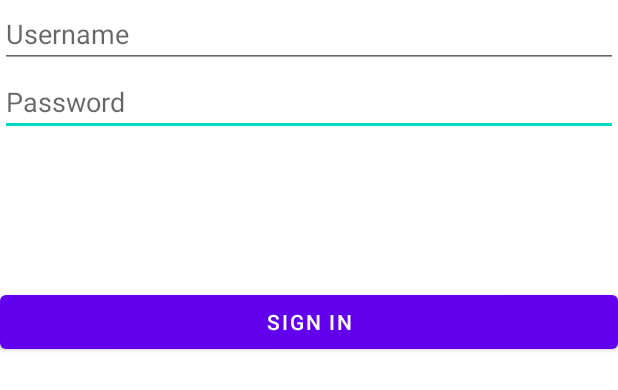
After one commit to SEG2105Group17/SEG2105Group17, an Android app: the layout instructor_dialog.xml on its own in the app's theme, with its tools: preview values and no code run, on a phone screen of 412 x 824 dp. The commit adds this screen. Shown: the top 390 px of the screen. Run offline under Robolectric (Android 15) with nearby library versions, the phone set to English and light mode, and no system bars.

Commit message:
Instructor

```diff
--- a/app/build.gradle
+++ b/app/build.gradle
@@ -29,7 +29,7 @@ android {
 }
 
 dependencies {
-
+    implementation platform('com.google.firebase:firebase-bom:28.4.2')
     implementation 'androidx.appcompat:appcompat:1.3.1'
     implementation 'com.google.android.material:material:1.4.0'
     implementation 'androidx.constraintlayout:constraintlayout:2.1.1'
--- a/app/src/main/java/com/example/fall2021profejct1/AdminClass.java
+++ b/app/src/main/java/com/example/fall2021profejct1/AdminClass.java
@@ -57,11 +57,15 @@ public class AdminClass {
 
 
     //needDataBAse
+<<<<<<< Updated upstream
     public deleteInstructor() {
+=======
+    public void deleteInstroctor() {
+>>>>>>> Stashed changes
 
     }
     //needDataBAse
-    public deleteMemeber() {
+    public void deleteMemeber() {
 
     }
 }
--- /dev/null
+++ b/app/src/main/res/layout/instructor_dialog.xml
@@ -0,0 +1,34 @@
+<?xml version="1.0" encoding="utf-8"?>
+<androidx.constraintlayout.widget.ConstraintLayout xmlns:android="http://schemas.android.com/apk/res/android"
+    xmlns:app="http://schemas.android.com/apk/res-auto"
+    xmlns:tools="http://schemas.android.com/tools"
+    android:layout_width="match_parent"
+    android:layout_height="match_parent">
+
+    <Button
+        android:id="@+id/instructorSignIn"
+        android:layout_width="match_parent"
+        android:layout_height="wrap_content"
+        android:layout_below="@id/instructorPassword"
+        android:layout_marginTop="100dp"
+        android:text="Sign In"
+        app:layout_constraintTop_toBottomOf="@+id/instructorPassword"
+        tools:layout_editor_absoluteX="0dp" />
+
+    <EditText
+        android:id="@+id/instructorPassword"
+        android:layout_width="match_parent"
+        android:layout_height="wrap_content"
+        android:layout_below="@+id/instructorUsername"
+        android:hint="Password"
+        app:layout_constraintTop_toBottomOf="@+id/instructorUsername"
+        tools:layout_editor_absoluteX="0dp" />
+
+    <EditText
+        android:id="@+id/instructorUsername"
+        android:layout_width="match_parent"
+        android:layout_height="wrap_content"
+        android:hint="Username"
+        app:layout_constraintTop_toTopOf="parent"
+        tools:layout_editor_absoluteX="0dp" />
+</androidx.constraintlayout.widget.ConstraintLayout>
```
Also changed, not shown: app/src/main/java/com/example/fall2021profejct1/InstructorLogin.java (added, +68 -0 lines), app/src/main/java/com/example/fall2021profejct1/MainActivity.java (+9 -1 lines).
